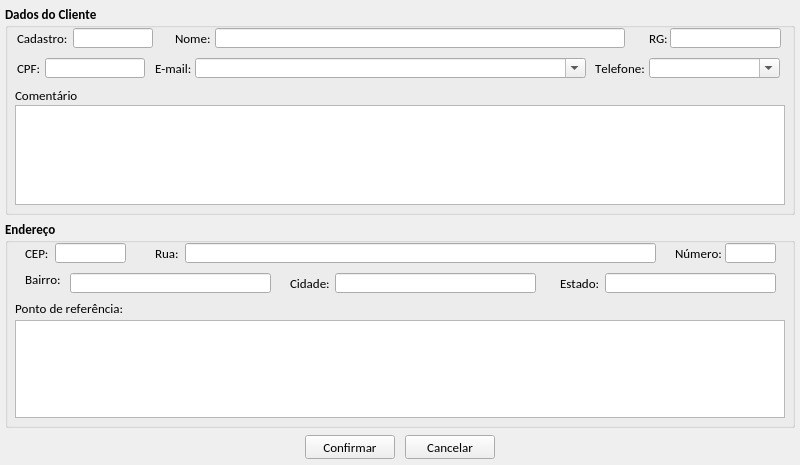
This is trunk/Programa Paula/loja/tela_cadastro_cliente.ui in jmessias1725/sexloja as Qt 5 draws it before an edit. The edited form follows.
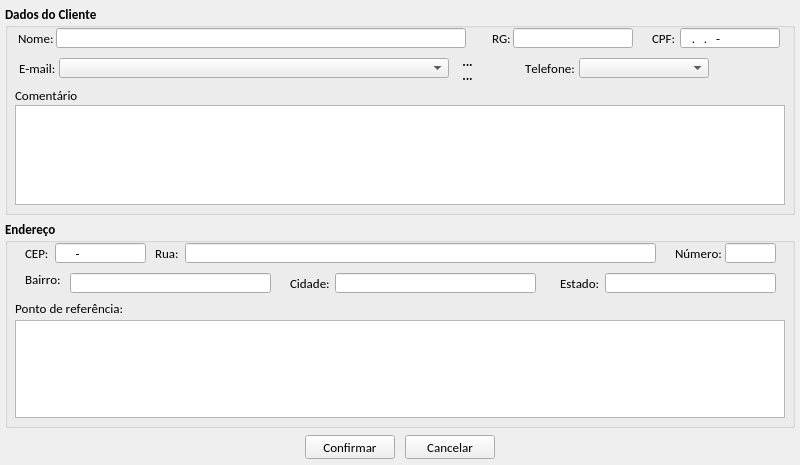
This is the edited form. Icons and pictures are not drawn.

Patch:
```diff
--- a/trunk/Programa Paula/loja/tela_cadastro_cliente.ui
+++ b/trunk/Programa Paula/loja/tela_cadastro_cliente.ui
@@ -51,9 +51,9 @@
     <widget class="QLabel" name="lb_telefone">
      <property name="geometry">
       <rect>
-       <x>590</x>
+       <x>520</x>
        <y>53</y>
-       <width>51</width>
+       <width>50</width>
        <height>20</height>
       </rect>
      </property>
@@ -73,9 +73,9 @@
     <widget class="QComboBox" name="cb_telefone">
      <property name="geometry">
       <rect>
-       <x>644</x>
+       <x>574</x>
        <y>53</y>
-       <width>131</width>
+       <width>130</width>
        <height>20</height>
       </rect>
      </property>
@@ -95,84 +95,13 @@
       </font>
      </property>
      <property name="editable">
-      <bool>true</bool>
-     </property>
-    </widget>
-    <widget class="QLabel" name="lb_numero_cliente">
-     <property name="geometry">
-      <rect>
-       <x>12</x>
-       <y>23</y>
-       <width>58</width>
-       <height>20</height>
-      </rect>
-     </property>
-     <property name="maximumSize">
-      <size>
-       <width>120</width>
-       <height>20</height>
-      </size>
-     </property>
-     <property name="font">
-      <font>
-       <family>Calibri</family>
-       <pointsize>10</pointsize>
-       <weight>50</weight>
-       <bold>false</bold>
-       <kerning>false</kerning>
-      </font>
-     </property>
-     <property name="text">
-      <string>Cadastro:</string>
-     </property>
-    </widget>
-    <widget class="QLineEdit" name="le_numero_cadastro">
-     <property name="geometry">
-      <rect>
-       <x>68</x>
-       <y>23</y>
-       <width>80</width>
-       <height>20</height>
-      </rect>
-     </property>
-     <property name="minimumSize">
-      <size>
-       <width>80</width>
-       <height>20</height>
-      </size>
-     </property>
-     <property name="maximumSize">
-      <size>
-       <width>65</width>
-       <height>20</height>
-      </size>
-     </property>
-     <property name="font">
-      <font>
-       <family>Calibri</family>
-       <pointsize>10</pointsize>
-       <weight>50</weight>
-       <bold>false</bold>
-       <kerning>false</kerning>
-      </font>
-     </property>
-     <property name="text">
-      <string/>
-     </property>
-     <property name="maxLength">
-      <number>10</number>
-     </property>
-     <property name="cursorPosition">
-      <number>0</number>
-     </property>
-     <property name="readOnly">
       <bool>false</bool>
      </property>
     </widget>
     <widget class="QLabel" name="lb_nome">
      <property name="geometry">
       <rect>
-       <x>170</x>
+       <x>13</x>
        <y>23</y>
        <width>39</width>
        <height>20</height>
@@ -200,7 +129,7 @@
     <widget class="QLineEdit" name="le_nome">
      <property name="geometry">
       <rect>
-       <x>210</x>
+       <x>51</x>
        <y>23</y>
        <width>410</width>
        <height>20</height>
@@ -220,7 +149,7 @@
      </property>
      <property name="maximumSize">
       <size>
-       <width>410</width>
+       <width>500</width>
        <height>20</height>
       </size>
      </property>
@@ -246,8 +175,8 @@
     <widget class="QLabel" name="lb_cpf">
      <property name="geometry">
       <rect>
-       <x>12</x>
-       <y>53</y>
+       <x>647</x>
+       <y>23</y>
        <width>27</width>
        <height>20</height>
       </rect>
@@ -268,8 +197,8 @@
     <widget class="QLineEdit" name="le_cpf">
      <property name="geometry">
       <rect>
-       <x>40</x>
-       <y>53</y>
+       <x>675</x>
+       <y>23</y>
        <width>100</width>
        <height>20</height>
       </rect>
@@ -301,8 +230,11 @@
        <kerning>false</kerning>
       </font>
      </property>
+     <property name="inputMask">
+      <string>000.000.000-00; </string>
+     </property>
      <property name="text">
-      <string/>
+      <string>..-</string>
      </property>
      <property name="maxLength">
       <number>14</number>
@@ -314,7 +246,7 @@
     <widget class="QLabel" name="lb_rg">
      <property name="geometry">
       <rect>
-       <x>644</x>
+       <x>487</x>
        <y>23</y>
        <width>20</width>
        <height>20</height>
@@ -336,15 +268,15 @@
     <widget class="QLineEdit" name="le_rg">
      <property name="geometry">
       <rect>
-       <x>665</x>
+       <x>508</x>
        <y>23</y>
-       <width>111</width>
+       <width>120</width>
        <height>20</height>
       </rect>
      </property>
      <property name="minimumSize">
       <size>
-       <width>110</width>
+       <width>120</width>
        <height>20</height>
       </size>
      </property>
@@ -379,9 +311,9 @@
     <widget class="QLabel" name="lb_email">
      <property name="geometry">
       <rect>
-       <x>150</x>
+       <x>14</x>
        <y>53</y>
-       <width>41</width>
+       <width>40</width>
        <height>20</height>
       </rect>
      </property>
@@ -401,9 +333,9 @@
     <widget class="QComboBox" name="cb_email">
      <property name="geometry">
       <rect>
-       <x>190</x>
+       <x>54</x>
        <y>53</y>
-       <width>391</width>
+       <width>390</width>
        <height>20</height>
       </rect>
      </property>
@@ -429,7 +361,7 @@
       </font>
      </property>
      <property name="editable">
-      <bool>true</bool>
+      <bool>false</bool>
      </property>
      <property name="maxCount">
       <number>60</number>
@@ -476,6 +408,61 @@
       <bool>false</bool>
      </property>
     </widget>
+    <widget class="QToolButton" name="tb_mais_email">
+     <property name="geometry">
+      <rect>
+       <x>450</x>
+       <y>49</y>
+       <width>25</width>
+       <height>15</height>
+      </rect>
+     </property>
+     <property name="text">
+      <string>...</string>
+     </property>
+     <property name="icon">
+      <iconset resource="imagens.qrc">
+       <normaloff>:/img/mais.png</normaloff>:/img/mais.png</iconset>
+     </property>
+     <property name="iconSize">
+      <size>
+       <width>12</width>
+       <height>12</height>
+      </size>
+     </property>
+     <property name="autoRaise">
+      <bool>true</bool>
+     </property>
+     <property name="arrowType">
+      <enum>Qt::NoArrow</enum>
+     </property>
+    </widget>
+    <widget class="QToolButton" name="tb_menos_email">
+     <property name="geometry">
+      <rect>
+       <x>450</x>
+       <y>63</y>
+       <width>25</width>
+       <height>15</height>
+      </rect>
+     </property>
+     <property name="text">
+      <string>...</string>
+     </property>
+     <property name="icon">
+      <iconset resource="imagens.qrc">
+       <normaloff>:/img/menos.png</normaloff>:/img/menos.png</iconset>
+     </property>
+     <property name="iconSize">
+      <size>
+       <width>12</width>
+       <height>12</height>
+      </size>
+     </property>
+     <property name="autoRaise">
+      <bool>true</bool>
+     </property>
+    </widget>
    </widget>
    <widget class="QGroupBox" name="gb_endereo">
     <property name="geometry">
@@ -503,7 +490,7 @@
       <rect>
        <x>50</x>
        <y>23</y>
-       <width>71</width>
+       <width>91</width>
        <height>20</height>
       </rect>
      </property>
@@ -522,8 +509,11 @@
        <kerning>false</kerning>
       </font>
      </property>
+     <property name="inputMask">
+      <string>000000-00; </string>
+     </property>
      <property name="text">
-      <string/>
+      <string>-</string>
      </property>
      <property name="readOnly">
       <bool>false</bool>
```
Left out of the diff: 6 changed lines with no effect on the pictures.
